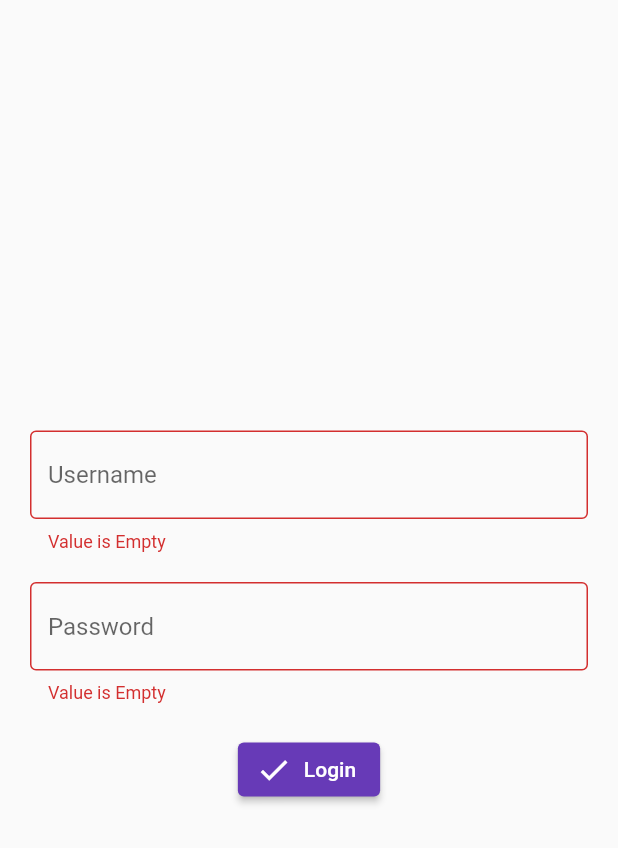
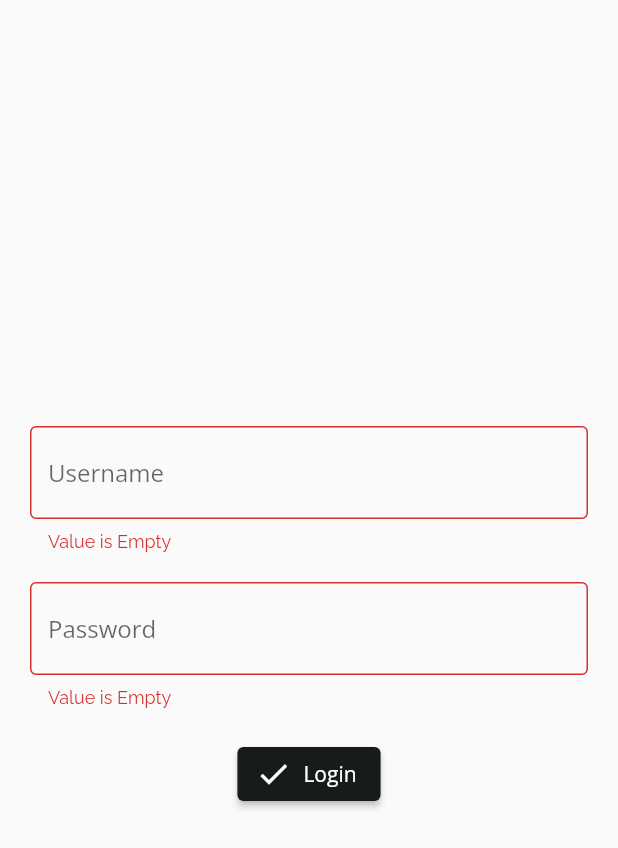
Before and after one commit to anannyapm/login_app, a Flutter app: the screen it shows after launch, after a tap on "Login", on a phone screen of 412 x 824 dp. Shown: the top 848 px of the screen. Run offline on Flutter 3.47's test engine with Material 2 defaults, Android fonts, the phone set to English and light mode, and no system bars; our stand-ins replace shared_preferences.

Commit message:
draft_login_complete

```diff
--- a/lib/main.dart
+++ b/lib/main.dart
@@ -9,15 +9,33 @@ main() async {
   runApp(MyApp());
 }
 
+
+
+
 class MyApp extends StatelessWidget {
-  const MyApp({super.key});
+   MyApp({super.key});
+
+  MaterialColor mycolor = MaterialColor(0xFF161C1C, <int, Color>{
+      50: Color(0xFF161C1C),
+      100: Color(0xFF161C1C),
+      200: Color(0xFF161C1C),
+      300: Color(0xFF161C1C),
+      400: Color(0xFF161C1C),
+      500: Color(0xFF161C1C),
+      600: Color(0xFF161C1C),
+      700: Color(0xFF161C1C),
+      800: Color(0xFF161C1C),
+      900: Color(0xFF161C1C),
+    },
+  );
 
   @override
   Widget build(BuildContext context) {
     return MaterialApp(
       title: 'Connect Login',
       theme: ThemeData(
-        primarySwatch: Colors.deepPurple,
+        primarySwatch: mycolor,
+        fontFamily: 'Raleway',
       ),
       home: ScreenSplash(),
     );
--- a/lib/screens/login.dart
+++ b/lib/screens/login.dart
@@ -1,3 +1,5 @@
+import 'dart:ui';
+
 import 'package:flutter/material.dart';
 import 'package:flutter/src/widgets/framework.dart';
 import 'package:flutter/src/widgets/placeholder.dart';
@@ -14,7 +16,23 @@ class ScreenLogin extends StatelessWidget {
 
   @override
   Widget build(BuildContext context) {
+
+    MaterialColor mycolor = MaterialColor(0xFF161C1C, <int, Color>{
+      50: Color(0xFF161C1C),
+      100: Color(0xFF161C1C),
+      200: Color(0xFF161C1C),
+      300: Color(0xFF161C1C),
+      400: Color(0xFF161C1C),
+      500: Color(0xFF161C1C),
+      600: Color(0xFF161C1C),
+      700: Color(0xFF161C1C),
+      800: Color(0xFF161C1C),
+      900: Color(0xFF161C1C),
+    },
+  );
+
     return Scaffold(
+
       body: SafeArea(
         child: Form(
           key: _formKey,
@@ -22,13 +40,16 @@ class ScreenLogin extends StatelessWidget {
             child: Padding(
               padding: const EdgeInsets.all(20),
               child: Column(
+
                 mainAxisAlignment: MainAxisAlignment.center,
                 children: [
                   TextFormField(
+                    style: TextStyle(fontFamily: 'OpenSans'),
                     controller: _usernameController,
                     decoration: const InputDecoration(
                       border: OutlineInputBorder(),
                       hintText: 'Username',
+
                     ),
                     validator: (value) {
                       if (value == null || value.isEmpty) {
@@ -42,11 +63,13 @@ class ScreenLogin extends StatelessWidget {
                     height: 20,
                   ),
                   TextFormField(
+                    style: TextStyle(fontFamily: 'OpenSans'),
                       controller: _passwordController,
                       obscureText: true,
                       decoration: const InputDecoration(
                         border: OutlineInputBorder(),
                         hintText: 'Password',
+
                       ),
                       validator: (value) {
                         if (value == null || value.isEmpty) {
@@ -67,10 +90,12 @@ class ScreenLogin extends StatelessWidget {
                       }
                     },
                     icon: Icon(Icons.check),
-                    label: Text('Login'),
+                    label: Text('Login',style: TextStyle(fontFamily: 'OpenSans'),),
                   )
                 ],
               ),
+
+
             ),
           ),
         ),
--- a/lib/screens/splash.dart
+++ b/lib/screens/splash.dart
@@ -31,22 +31,27 @@ class _ScreenSplashState extends State<ScreenSplash> {
   Widget build(BuildContext context) {
     return Container(
       decoration: BoxDecoration(
+
           image: DecorationImage(
-              image: AssetImage('assets/images/layered-waves-haikei.png'),
-              fit: BoxFit.cover)),
+              image: AssetImage('assets/images/bg.jpg'),
+              fit: BoxFit.cover,
+              )),
       child: Scaffold(
           backgroundColor: Colors.transparent,
-          body: Container(
-            margin: EdgeInsets.all(40),
-            child: Column(
-              children: [
-                Image.asset('assets/images/LogoFull.png'),
-                Text(
-                  'Lets Connect with Freedom . . .',
-                  style: TextStyle(fontSize: 20, fontWeight: FontWeight.w300),
-                ),
-              ],
-              mainAxisAlignment: MainAxisAlignment.center,
+          body: Padding(
+            padding: const EdgeInsets.only(top: 70),
+            child: Container(
+              width: double.infinity,
+              margin: EdgeInsets.all(30),
+              child: Column(
+                children: [
+                  Image.asset('assets/images/arcticons_plantnet.png'),
+                  Image.asset('assets/images/PhytoTech.png'),
+
+                ],
+
+                crossAxisAlignment: CrossAxisAlignment.center,
+              ),
             ),
           )),
     );
```
Also changed, not shown: lib/screens/home.dart (+33 -4 lines), pubspec.yaml (+18 -11 lines), assets/images/PhytoTech.png (added), assets/images/arcticons_plantnet.png (added), assets/images/bg.jpg (added), assets/images/bottom.jpg (added), assets/images/bottom.png (added), assets/images/gabriel-jimenez-jin4W1HqgL4-unsplash.jpg (added), assets/images/profile.jpg (added), assets/images/raphael-rychetsky-li9JfUHQfOY-unsplash.jpg (added), 1 other file.
